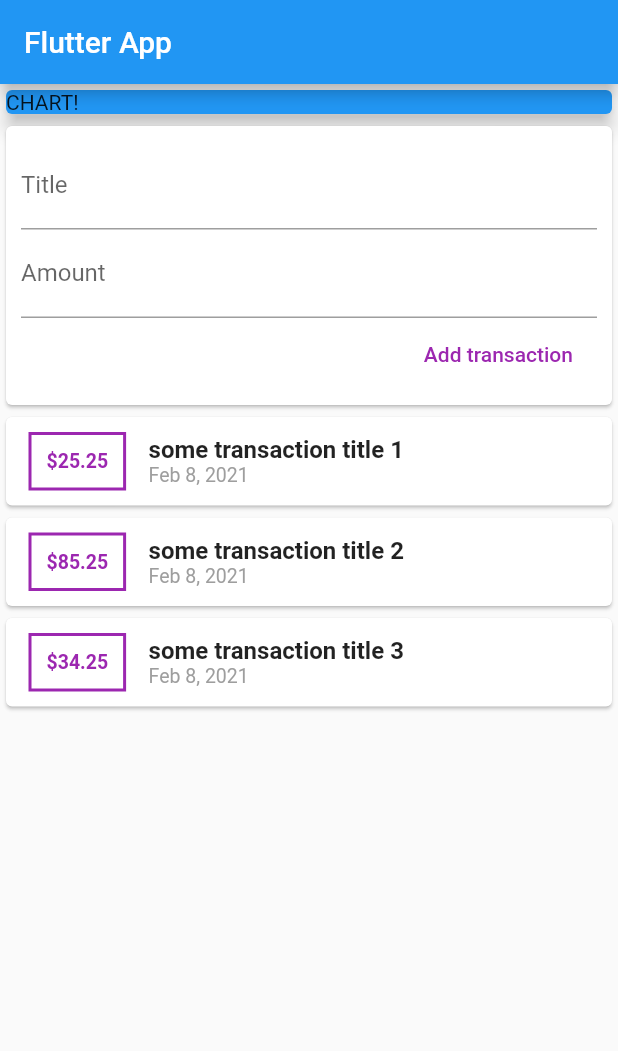
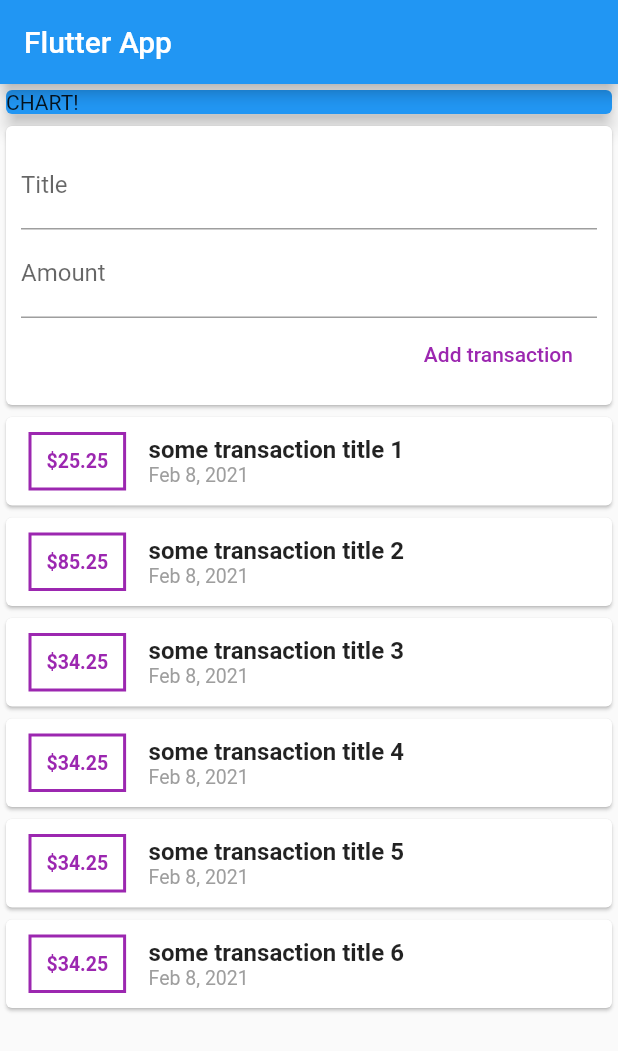
Before and after one commit to robozavri/flutter-finance, a Flutter app: the screen it shows after launch, on a phone screen of 412 x 824 dp. Shown: the top 1051 px of the screen. Run offline on Flutter 3.47's test engine with Material 2 defaults, Android fonts, the phone set to English and light mode, and no system bars.

Commit message:
[feat][finish-88 lesson]

```diff
--- a/lib/main.dart
+++ b/lib/main.dart
@@ -20,7 +20,8 @@ class MyHomePage extends StatelessWidget {
         appBar: AppBar(
           title: Text('Flutter App'),
         ),
-        body: Column(
+        body: SingleChildScrollView(
+          child: Column(
             children: <Widget>[
               Container(
                 width: double.infinity,
@@ -32,6 +33,7 @@ class MyHomePage extends StatelessWidget {
               ),
               UserTransactions()
             ],
+          ),
         ));
   }
 }
--- a/lib/widgets/user_transactions.dart
+++ b/lib/widgets/user_transactions.dart
@@ -29,6 +29,24 @@ class _UserTransactionsState extends State<UserTransactions> {
       title: 'some transaction title 3',
       amount: 34.25,
       date: DateTime.now(),
+    ),
+    Transaction(
+      id: 'vgrvgtg;',
+      title: 'some transaction title 4',
+      amount: 34.25,
+      date: DateTime.now(),
+    ),
+    Transaction(
+      id: 'vgrvgtg;',
+      title: 'some transaction title 5',
+      amount: 34.25,
+      date: DateTime.now(),
+    ),
+    Transaction(
+      id: 'vgrvgtg;',
+      title: 'some transaction title 6',
+      amount: 34.25,
+      date: DateTime.now(),
     )
   ];
 
```
Lines whose indentation alone changed are shown as unchanged.
